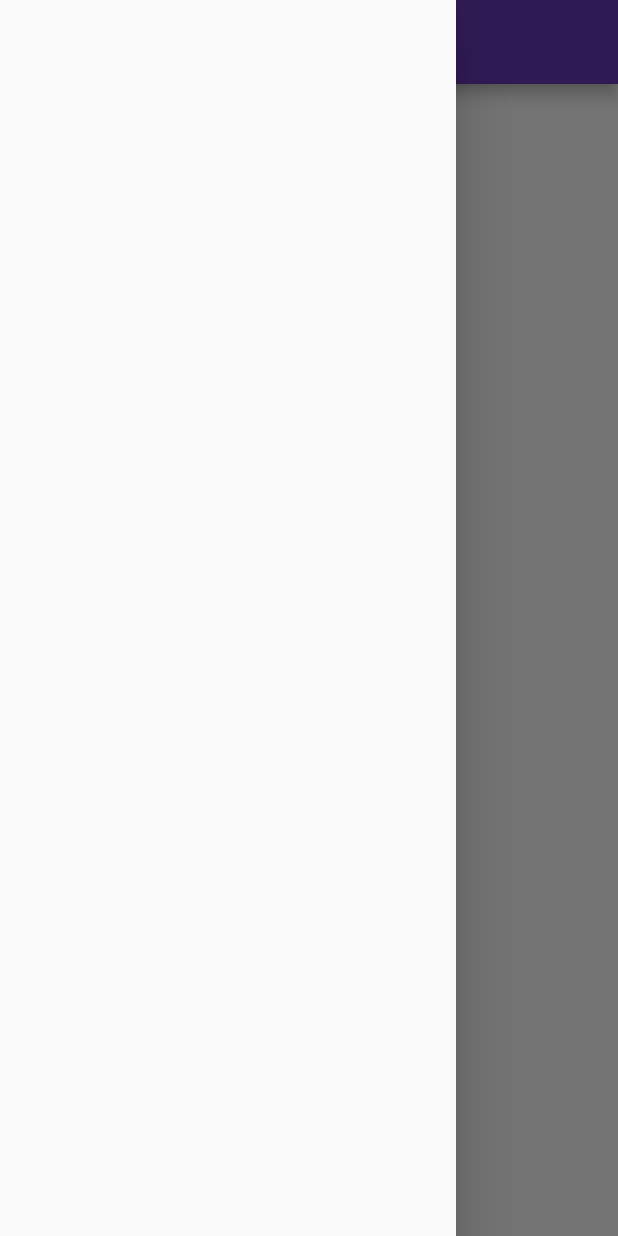
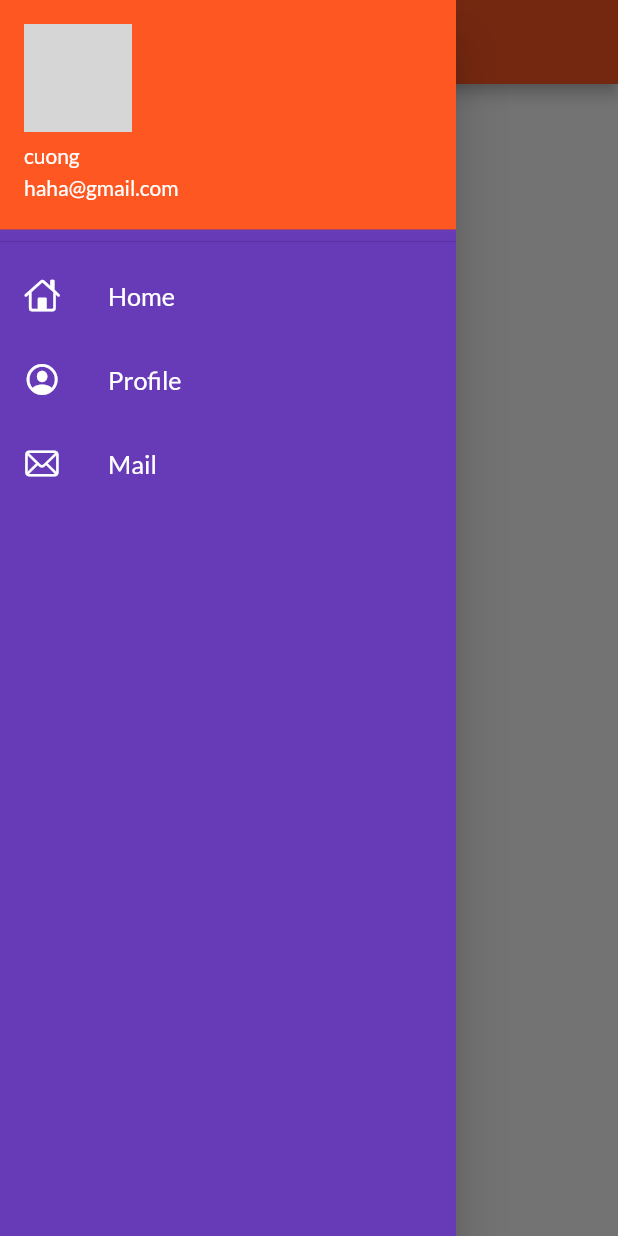
Before and after one commit to cuong20170673/flutter, a Flutter app: the HomePage screen opened by its route, with the side drawer open, on a phone screen of 412 x 824 dp. Run offline on Flutter 3.47's test engine with Material 2 defaults, Android fonts, the phone set to English and light mode, and no system bars; our stand-ins replace google_fonts; network calls fail; grey boxes are pictures that could not be loaded.

Commit message:
day_6_finished

```diff
--- a/lib/main.dart
+++ b/lib/main.dart
@@ -17,7 +17,7 @@ class MyApp extends StatelessWidget {
       //home: const LoginPage(),
       themeMode: ThemeMode.light,
       theme: ThemeData(
-        primarySwatch: Colors.deepPurple,
+        primarySwatch: Colors.deepOrange,
         fontFamily: GoogleFonts.lato().fontFamily,
       ),
       darkTheme: ThemeData(
--- a/lib/pages/home_page.dart
+++ b/lib/pages/home_page.dart
@@ -1,4 +1,5 @@
 import 'package:flutter/material.dart';
+import 'package:flutter_30_days/widgets/drawer.dart';
 
 class HomePage extends StatelessWidget {
   const HomePage({Key? key}) : super(key: key);
@@ -14,7 +15,7 @@ class HomePage extends StatelessWidget {
       body: Center(
         child: Container(child: Text("learn flutter in $days days")),
       ),
-      drawer: const Drawer(),
+      drawer: const MyDrawer(),
     );
   }
 }
--- /dev/null
+++ b/lib/widgets/drawer.dart
@@ -0,0 +1,69 @@
+import 'package:flutter/cupertino.dart';
+import 'package:flutter/material.dart';
+
+class MyDrawer extends StatelessWidget {
+  const MyDrawer({Key? key}) : super(key: key);
+
+  @override
+  Widget build(BuildContext context) {
+    return Drawer(
+      child: Container(
+        color: Colors.deepPurple,
+        child: ListView(
+          children: const [
+            DrawerHeader(
+              padding: EdgeInsets.zero,
+              child: UserAccountsDrawerHeader(
+                accountName: Text("cuong"),
+                accountEmail: Text("haha@gmail.com"),
+                currentAccountPicture: CircleAvatar(
+                  backgroundImage: NetworkImage(
+                      "https://img.websosanh.vn/v2/users/review/images/4wvuq0i4ozs1q.jpg?compress=85"),
+                ),
+              ),
+            ),
+            ListTile(
+              leading: Icon(
+                CupertinoIcons.home,
+                color: Colors.white,
+              ),
+              title: Text(
+                "Home",
+                style: TextStyle(
+                  color: Colors.white,
+                ),
+                textScaleFactor: 1.2,
+              ),
+            ),
+            ListTile(
+              leading: Icon(
+                CupertinoIcons.profile_circled,
+                color: Colors.white,
+              ),
+              title: Text(
+                "Profile",
+                style: TextStyle(
+                  color: Colors.white,
+                ),
+                textScaleFactor: 1.2,
+              ),
+            ),
+            ListTile(
+              leading: Icon(
+                CupertinoIcons.mail,
+                color: Colors.white,
+              ),
+              title: Text(
+                "Mail",
+                style: TextStyle(
+                  color: Colors.white,
+                ),
+                textScaleFactor: 1.2,
+              ),
+            ),
+          ],
+        ),
+      ),
+    );
+  }
+}
```
Also changed, not shown: lib/pages/login_page.dart (+41 -24 lines).
